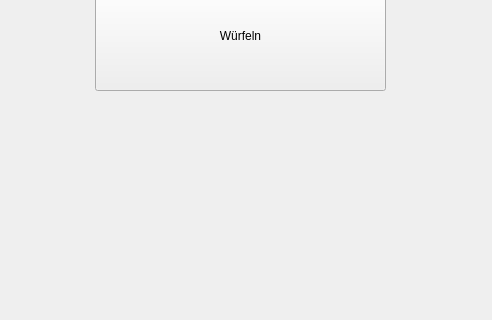
The window that gameframe.ui (PLACEBOBRO/QT_CPP_Kniffel) describes before a commit, drawn with Qt 5; both pictures show x 375 to 867 and y 360 to 680 of the 867 by 769 pixel window.
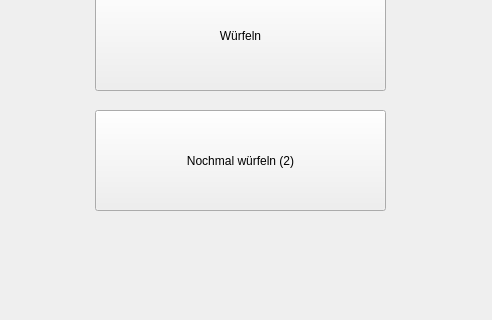
The same window after the commit.

Commit message: query work correctly, reroll button implemented

What changed in the file:
```diff
--- a/gameframe.ui
+++ b/gameframe.ui
@@ -553,6 +553,19 @@
     <string>Schließen</string>
    </property>
   </widget>
+  <widget class="QPushButton" name="reroll">
+   <property name="geometry">
+    <rect>
+     <x>470</x>
+     <y>470</y>
+     <width>291</width>
+     <height>101</height>
+    </rect>
+   </property>
+   <property name="text">
+    <string>Nochmal würfeln (2)</string>
+   </property>
+  </widget>
  </widget>
  <resources/>
  <connections/>
```
The commit also changes 2 other files.
